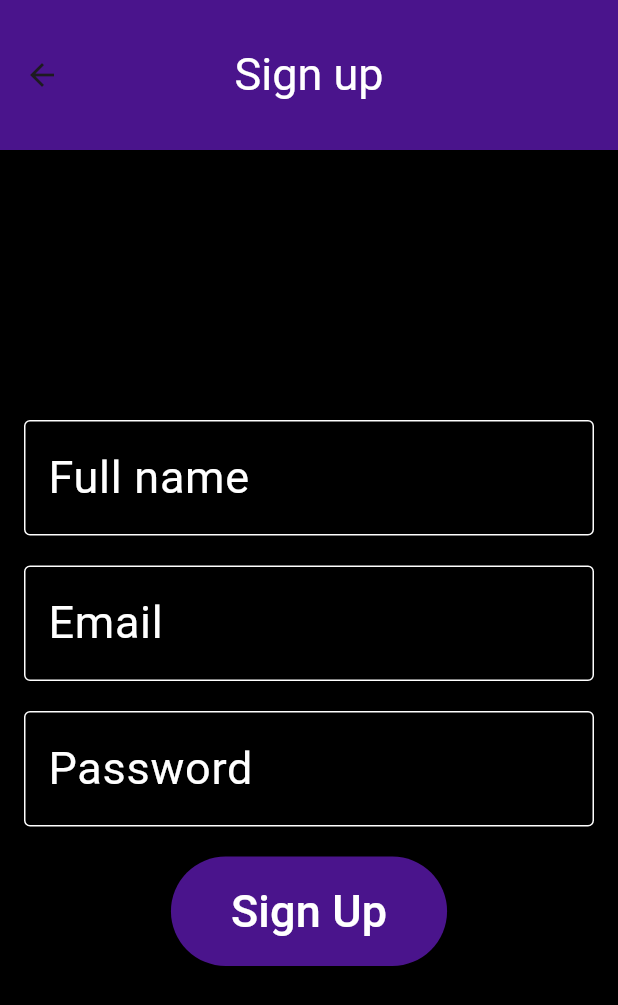
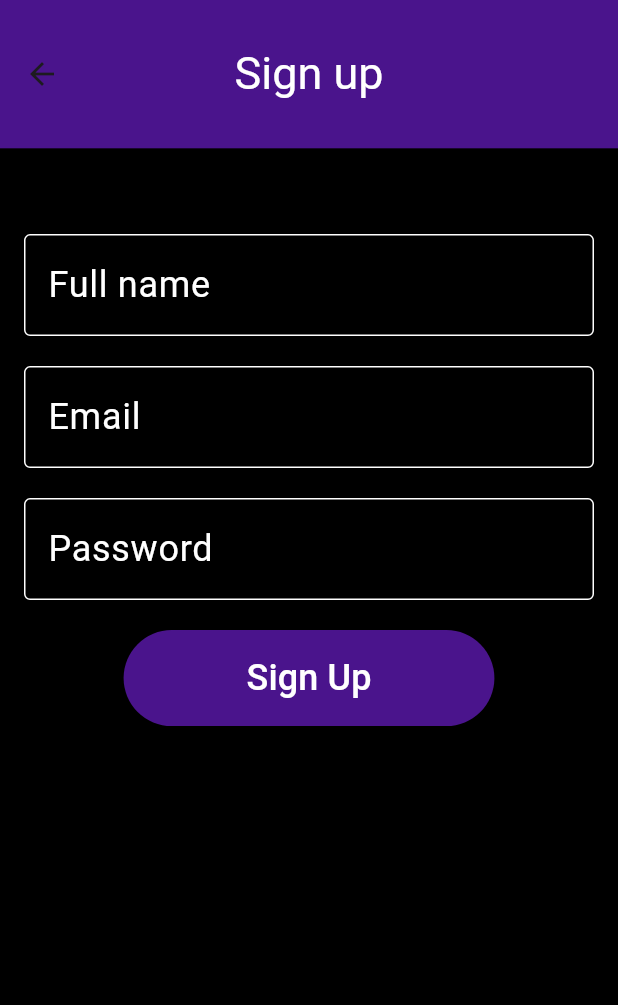
Before and after one commit to qasimsohail33/personal-app, a Flutter app: the SignUpScreen screen opened directly, on a phone screen of 412 x 824 dp. Shown: the top 1005 px of the screen. Run offline on Flutter 3.47's test engine with Material 3 defaults, Android fonts, the phone set to English and light mode, and no system bars; our stand-ins replace awesome_notifications, cloud_firestore, firebase_auth, firebase_core, firebase_messaging, fl_chart and 2 more; missing offline and left inert: app_settings; accounts and stored records are empty; Roboto replaces fonts that are missing (Poppins).

Commit message:
Added functionalities suggested

```diff
--- a/lib/screens/SignUpScreen.dart
+++ b/lib/screens/SignUpScreen.dart
@@ -1,7 +1,7 @@
 import 'package:firebase_auth/firebase_auth.dart';
-import 'package:cloud_firestore/cloud_firestore.dart'; // Import Firestore
+import 'package:cloud_firestore/cloud_firestore.dart';
 import 'package:flutter/material.dart';
-import 'package:personal_app/screens/LoginScreen.dart'; // Adjust import based on your file structure
+import 'package:personal_app/screens/LoginScreen.dart';
 
 class SignUpScreen extends StatefulWidget {
   @override
@@ -11,14 +11,13 @@ class SignUpScreen extends StatefulWidget {
 class _SignUpScreenState extends State<SignUpScreen> {
   final _auth = FirebaseAuth.instance;
   final _firestore = FirebaseFirestore.instance;
-  final _fullNameController = TextEditingController(); // Controller for full name
+  final _fullNameController = TextEditingController();
   final _emailController = TextEditingController();
   final _passwordController = TextEditingController();
   bool _isLoading = false;
   String _errorMessage = '';
 
   Future<void> _signUp() async {
-    // Validation for empty fields
     if (_fullNameController.text.isEmpty ||
         _emailController.text.isEmpty ||
         _passwordController.text.isEmpty) {
@@ -28,10 +27,9 @@ class _SignUpScreenState extends State<SignUpScreen> {
       return;
     }
 
-    // Validation for password length
     if (_passwordController.text.length < 6) {
       setState(() {
-        _errorMessage = 'Password must be at least 8 characters.';
+        _errorMessage = 'Password must be at least 6 characters.';
       });
       return;
     }
@@ -42,26 +40,22 @@ class _SignUpScreenState extends State<SignUpScreen> {
     });
 
     try {
-      // Create user in FirebaseAuth
       UserCredential userCredential = await _auth.createUserWithEmailAndPassword(
         email: _emailController.text.trim(),
         password: _passwordController.text,
       );
 
-      // Save user info in Firestore
       await _firestore.collection('users').doc(userCredential.user!.uid).set({
         'fullName': _fullNameController.text.trim(),
         'email': _emailController.text.trim(),
         'createdAt': Timestamp.now(),
       });
 
-      // Navigate to LoginScreen after successful sign-up
       Navigator.pop(
         context,
         MaterialPageRoute(builder: (context) => LoginScreen()),
       );
     } on FirebaseAuthException catch (e) {
-      // Handle FirebaseAuth errors with specific messages
       setState(() {
         switch (e.code) {
           case 'email-already-in-use':
@@ -78,7 +72,6 @@ class _SignUpScreenState extends State<SignUpScreen> {
         }
       });
     } catch (e) {
-      // Handle any other errors
       setState(() {
         _errorMessage = 'An unexpected error occurred. Please try again.';
       });
@@ -91,31 +84,36 @@ class _SignUpScreenState extends State<SignUpScreen> {
 
   @override
   Widget build(BuildContext context) {
+    // Use MediaQuery to get screen size for better responsiveness
+    double screenWidth = MediaQuery.of(context).size.width;
+    double screenHeight = MediaQuery.of(context).size.height;
+
     return Scaffold(
       appBar: AppBar(
-        title: Text('Sign up', style: TextStyle(fontSize: 30, color: Colors.white)), // Increased font size for app bar title
+        title: Text('Sign up', style: TextStyle(fontSize: 30, color: Colors.white)),
         centerTitle: true,
         backgroundColor: Colors.purple.shade900,
-        toolbarHeight: 100,
+        toolbarHeight: screenHeight * 0.12, // Adjust toolbar height based on screen height
       ),
       backgroundColor: Colors.black,
-      body: Padding(
+      body: SingleChildScrollView(
         padding: const EdgeInsets.all(16.0),
         child: Column(
-          mainAxisAlignment: MainAxisAlignment.center,
+          mainAxisSize: MainAxisSize.min,
           children: [
+            SizedBox(height: screenHeight * 0.05), // Add top padding based on screen size
             TextField(
               cursorHeight: 30,
               controller: _fullNameController,
-              style: TextStyle(fontSize: 30, color: Colors.white), // White text color for input text
+              style: TextStyle(fontSize: 24, color: Colors.white),
               decoration: const InputDecoration(
                 labelText: 'Full name',
-                labelStyle: TextStyle(fontSize: 30, color: Colors.white), // White label text color
+                labelStyle: TextStyle(fontSize: 24, color: Colors.white),
                 focusedBorder: OutlineInputBorder(
-                  borderSide: BorderSide(color: Colors.white), // Green border on focus
+                  borderSide: BorderSide(color: Colors.white),
                 ),
                 enabledBorder: OutlineInputBorder(
-                  borderSide: BorderSide(color: Colors.white), // Green border for normal state
+                  borderSide: BorderSide(color: Colors.white),
                 ),
               ),
             ),
@@ -123,15 +121,15 @@ class _SignUpScreenState extends State<SignUpScreen> {
             TextField(
               cursorHeight: 30,
               controller: _emailController,
-              style: TextStyle(fontSize: 30, color: Colors.white), // White text color for input text
+              style: TextStyle(fontSize: 24, color: Colors.white),
               decoration: const InputDecoration(
                 labelText: 'Email',
-                labelStyle: TextStyle(fontSize: 30, color: Colors.white), // White label text color
+                labelStyle: TextStyle(fontSize: 24, color: Colors.white),
                 focusedBorder: OutlineInputBorder(
-                  borderSide: BorderSide(color: Colors.white), // Green border on focus
+                  borderSide: BorderSide(color: Colors.white),
                 ),
                 enabledBorder: OutlineInputBorder(
-                  borderSide: BorderSide(color: Colors.white), // Green border for normal state
+                  borderSide: BorderSide(color: Colors.white),
                 ),
               ),
             ),
@@ -139,15 +137,15 @@ class _SignUpScreenState extends State<SignUpScreen> {
             TextField(
               controller: _passwordController,
               obscureText: true,
-              style: TextStyle(fontSize: 30, color: Colors.white), // White text color for input text
+              style: TextStyle(fontSize: 24, color: Colors.white),
               decoration: const InputDecoration(
                 labelText: 'Password',
-                labelStyle: TextStyle(fontSize: 30, color: Colors.white), // White label text color
+                labelStyle: TextStyle(fontSize: 24, color: Colors.white),
                 focusedBorder: OutlineInputBorder(
-                  borderSide: BorderSide(color: Colors.white), // Green border on focus
+                  borderSide: BorderSide(color: Colors.white),
                 ),
                 enabledBorder: OutlineInputBorder(
-                  borderSide: BorderSide(color: Colors.white), // Green border for normal state
+                  borderSide: BorderSide(color: Colors.white),
                 ),
               ),
             ),
@@ -158,12 +156,13 @@ class _SignUpScreenState extends State<SignUpScreen> {
               ElevatedButton(
                 onPressed: _signUp,
                 style: ElevatedButton.styleFrom(
-                  padding: EdgeInsets.symmetric(vertical: 15, horizontal: 40), // Increase button height
-                  backgroundColor: Colors.purple.shade900, // Button background color
+                  padding: EdgeInsets.symmetric(vertical: 15, horizontal: 40),
+                  backgroundColor: Colors.purple.shade900,
+                  minimumSize: Size(screenWidth * 0.6, 50), // Make button size responsive
                 ),
                 child: Text(
                   'Sign Up',
-                  style: TextStyle(fontSize: 30, color: Colors.white), // White text for button
+                  style: TextStyle(fontSize: 24, color: Colors.white),
                 ),
               ),
             if (_errorMessage.isNotEmpty)
@@ -171,7 +170,7 @@ class _SignUpScreenState extends State<SignUpScreen> {
                 padding: const EdgeInsets.only(top: 20),
                 child: Text(
                   _errorMessage,
-                  style: TextStyle(color: Colors.red, fontSize: 18), // Red error message
+                  style: TextStyle(color: Colors.red, fontSize: 18),
                   textAlign: TextAlign.center,
                 ),
               ),
--- a/lib/serrvices/database_services.dart
+++ b/lib/serrvices/database_services.dart
@@ -33,6 +33,7 @@ class DatabaseService {
     }
   }
 
+
   // Get a stream of transactions for the logged-in user
   Stream<List<FinanceTransaction>> getTransactions() {
     // Ensure the user is logged in before fetching data
```
Also changed, not shown: lib/main.dart (+14 -1 lines), lib/screens/financial_screen.dart (+12 -4 lines), lib/screens/transaction_screen.dart (+137 -24 lines), lib/serrvices/notf_service.dart (+48 -43 lines), pubspec.yaml (+7 -0 lines), pubspec.lock, 1 other file.
